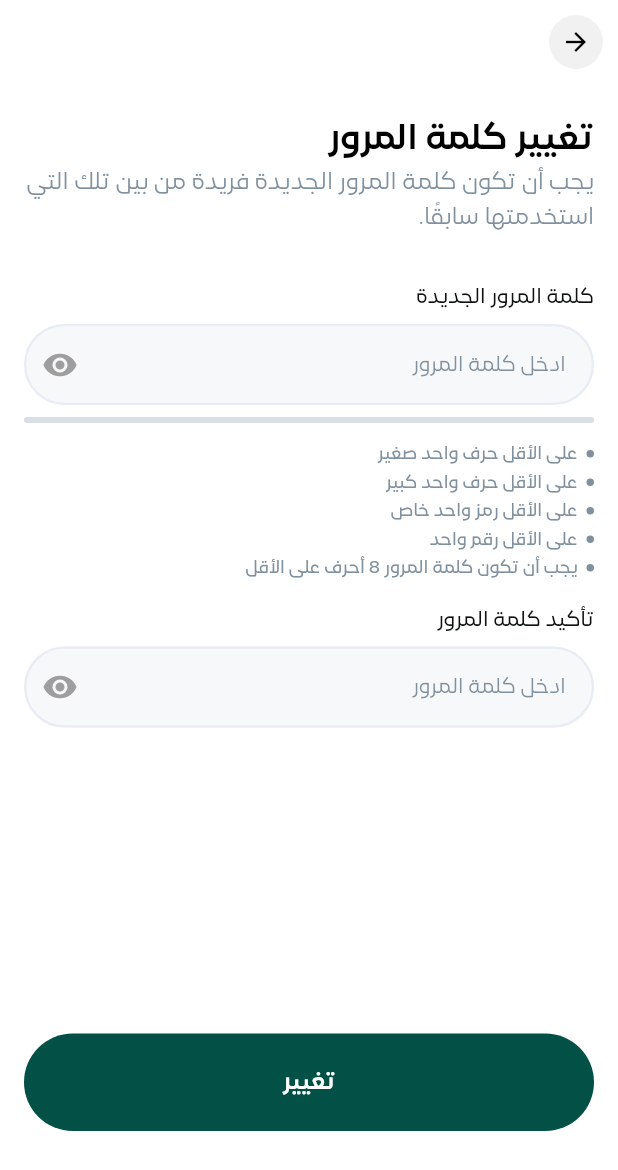
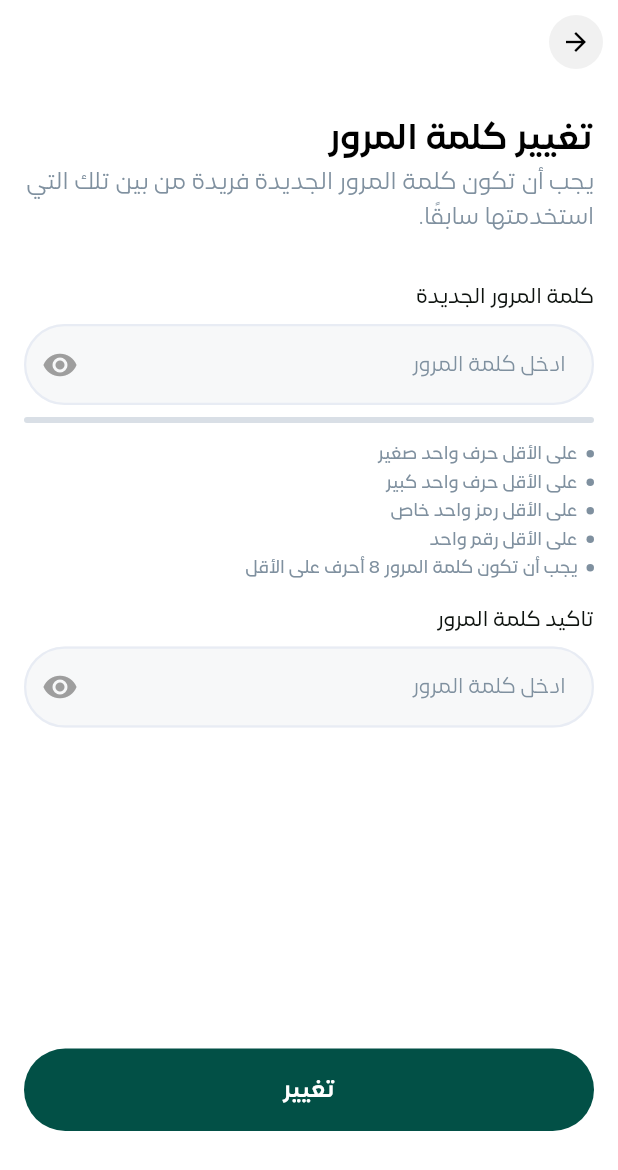
Before and after one commit to Menasa-Smart-Solution/PRJ-140_fares_app, a Flutter app: the screen it shows after launch, on a phone screen of 412 x 824 dp. Shown: the top 1170 px of the screen. Run offline on Flutter 3.47's test engine with Material 3 defaults, Android fonts, the phone set to English and light mode, and no system bars; drawn by our look-alikes of skeletonizer; our stand-ins replace animate_do, easy_localization, flutter_secure_storage, flutter_svg, pinput, responsive_framework and 1 more; project files that could hold a hidden picture were left out.

Commit message:
Add change password feature with success screen and localization support

```diff
--- a/lib/core/common_ui/widgets/app_text_button.dart
+++ b/lib/core/common_ui/widgets/app_text_button.dart
@@ -19,6 +19,7 @@ class AppTextButton extends StatelessWidget {
     this.isGradient = false,
     this.borderColor,
     this.textColor,
+    this.hoverColor,
   });
   final VoidCallback onPressed;
   final String text;
@@ -32,21 +33,46 @@ class AppTextButton extends StatelessWidget {
   final Color? borderColor;
   final bool isLoading;
   final Color? textColor;
+  final Color? hoverColor;
 
   @override
   Widget build(BuildContext context) {
     return Skeleton.leaf(
       child: SizedBox(
         width: width ?? context.width,
-        height: height ?? 65,
+        height: height ?? 55,
         child: TextButton(
           onPressed: onPressed,
-
-          style: TextButton.styleFrom(
-            minimumSize: Size(width ?? context.width, height ?? 65),
-            backgroundColor: backgroundColor ?? AppColors.primaryColor,
-            padding: padding ?? EdgeInsets.symmetric(horizontal: 12),
-            shape: RoundedRectangleBorder(
+          style: ButtonStyle(
+            minimumSize: WidgetStateProperty.all(
+              Size(width ?? context.width, height ?? 55),
+            ),
+            backgroundColor: WidgetStateProperty.resolveWith<Color>((
+              Set<WidgetState> states,
+            ) {
+              if (states.contains(WidgetState.disabled)) {
+                return (backgroundColor ?? AppColors.primaryColor).withOpacity(
+                  0.6,
+                );
+              }
+              return backgroundColor ?? AppColors.primaryColor;
+            }),
+            overlayColor: WidgetStateProperty.resolveWith<Color>((
+              Set<WidgetState> states,
+            ) {
+              if (states.contains(WidgetState.hovered)) {
+                return hoverColor ?? AppColors.lightPrimaryColor;
+              }
+              if (states.contains(WidgetState.pressed)) {
+                return hoverColor ?? AppColors.lightPrimaryColor;
+              }
+              return Colors.transparent;
+            }),
+            padding: WidgetStateProperty.all(
+              padding ?? EdgeInsets.symmetric(horizontal: 12),
+            ),
+            shape: WidgetStateProperty.all(
+              RoundedRectangleBorder(
                 borderRadius: BorderRadius.circular(radius ?? 100),
                 side: borderColor != null
                     ? BorderSide(
@@ -54,6 +80,7 @@ class AppTextButton extends StatelessWidget {
                         width: 1,
                       )
                     : BorderSide.none,
+              ),
             ),
           ),
           child: FittedBox(
--- a/lib/core/routing/app_router.dart
+++ b/lib/core/routing/app_router.dart
@@ -4,6 +4,7 @@ import 'package:fares/core/routing/routes.dart';
 import 'package:fares/features/auth/presentation/views/change_password_view.dart';
 import 'package:fares/features/auth/presentation/views/forget_password_view.dart';
 import 'package:fares/features/auth/presentation/views/login_view.dart';
+import 'package:fares/features/auth/presentation/views/password_changed_success_view.dart';
 import 'package:fares/features/auth/presentation/views/register_view.dart';
 import 'package:fares/features/auth/presentation/views/verification_code_view.dart';
 import 'package:fares/features/onboarding/presentation/views/on_boarding_view.dart';
@@ -28,6 +29,8 @@ class AppRouter {
         return _buildRoute(builder: (_) => const ForgetPasswordView());
       case Routes.changePasswordRoute:
         return _buildRoute(builder: (_) => const ChangePasswordView());
+      case Routes.passwordChangedSuccessRoute:
+        return _buildRoute(builder: (_) => const PasswordChangedSuccessView());
 
       default:
         return null;
--- a/lib/core/routing/routes.dart
+++ b/lib/core/routing/routes.dart
@@ -7,4 +7,6 @@ class Routes {
   static const String verificationCodeRoute = '/VerificationCodeView';
   static const String forgetPasswordRoute = '/ForgetPasswordView';
   static const String changePasswordRoute = '/ChangePasswordView';
+  static const String passwordChangedSuccessRoute =
+      '/PasswordChangedSuccessView';
 }
--- a/lib/core/theme/app_colors.dart
+++ b/lib/core/theme/app_colors.dart
@@ -14,4 +14,5 @@ class AppColors {
   static const Color greyWhite = Color(0xFFFFFFFF);
   static const Color grey200 = Color(0xFFD9DFE6);
   static const Color yellow500 = Color(0xFFFFC542);
+  static const Color grey = Color(0xFF6A707C);
 }
--- a/lib/features/auth/presentation/widgets/change_password/change_password_view_body.dart
+++ b/lib/features/auth/presentation/widgets/change_password/change_password_view_body.dart
@@ -1,11 +1,14 @@
+import 'package:easy_localization/easy_localization.dart';
 import 'package:fares/core/common_ui/widgets/animate_do.dart';
 import 'package:fares/core/common_ui/widgets/app_text_button.dart';
 import 'package:fares/core/helpers/extensions.dart';
 import 'package:fares/core/helpers/spacing.dart';
+import 'package:fares/core/routing/routes.dart';
 import 'package:fares/core/theme/app_colors.dart';
 import 'package:fares/core/theme/app_text_styles.dart';
 import 'package:fares/features/auth/presentation/widgets/change_password/new_password_text_form_field.dart';
 import 'package:fares/features/auth/presentation/widgets/password_form_field.dart';
+import 'package:fares/generated/locale_keys.g.dart';
 import 'package:flutter/material.dart';
 
 class ChangePasswordViewBody extends StatefulWidget {
@@ -34,14 +37,17 @@ class _ChangePasswordViewBodyState extends State<ChangePasswordViewBody> {
         SliverToBoxAdapter(
           child: CustomFadeInLeft(
             duration: 400,
-            child: Text("تغيير كلمة المرور", style: AppTextStyles.bold24),
+            child: Text(
+              LocaleKeys.changePassword.tr(),
+              style: AppTextStyles.bold24,
+            ),
           ),
         ),
         SliverToBoxAdapter(
           child: CustomFadeInLeft(
             duration: 500,
             child: Text(
-              "يجب أن تكون كلمة المرور الجديدة فريدة من بين تلك التي استخدمتها سابقًا.",
+              LocaleKeys.changePasswordInstruction.tr(),
               style: AppTextStyles.reg16.copyWith(
                 color: AppColors.inActiveButton,
               ),
@@ -63,8 +69,8 @@ class _ChangePasswordViewBodyState extends State<ChangePasswordViewBody> {
             duration: 700,
             child: PasswordFormField(
               passwordController: _confirmPasswordController,
-              title: "تأكيد كلمة المرور",
-              hintText: "ادخل كلمة المرور",
+              title: LocaleKeys.confirmPasswordLabel.tr(),
+              hintText: LocaleKeys.passwordHint.tr(),
               validator: (value) {},
             ),
           ),
@@ -75,7 +81,15 @@ class _ChangePasswordViewBodyState extends State<ChangePasswordViewBody> {
             alignment: Alignment.bottomCenter,
             child: CustomFadeInUp(
               duration: 800,
-              child: AppTextButton(onPressed: () {}, text: "تغيير"),
+              child: AppTextButton(
+                onPressed: () {
+                  // Navigate to success screen
+                  context.pushReplacementNamed(
+                    Routes.passwordChangedSuccessRoute,
+                  );
+                },
+                text: LocaleKeys.changeButton.tr(),
+              ),
             ).withPadding(bottom: 50),
           ),
         ),
--- a/lib/features/auth/presentation/widgets/change_password/new_password_text_form_field.dart
+++ b/lib/features/auth/presentation/widgets/change_password/new_password_text_form_field.dart
@@ -53,8 +53,8 @@ class _NewPasswordTextFromFieldState extends State<NewPasswordTextFromField> {
       children: [
         PasswordFormField(
           showError: false,
-          hintText: "ادخل كلمة المرور",
-          title: "كلمة المرور الجديدة",
+          hintText: LocaleKeys.passwordHint.tr(),
+          title: LocaleKeys.newPassword.tr(),
           passwordController: widget.newPasswordController,
           validator: (value) {
             if (value == null || value.isEmpty) {
--- a/pubspec.yaml
+++ b/pubspec.yaml
@@ -44,6 +44,7 @@ dependencies:
   easy_localization: ^3.0.8
   skeletonizer: ^2.1.0+1
   pinput: ^5.0.2
+  flutter_svg: ^2.2.1
 
 dev_dependencies:
   flutter_test:
```
Also changed, not shown: assets/lang/ar.json (+8 -4 lines), lib/features/auth/presentation/views/password_changed_success_view.dart (added, +84 -0 lines), lib/generated/codegen_loader.g.dart, lib/generated/locale_keys.g.dart, pubspec.lock. Lines whose indentation alone changed are shown as unchanged.
